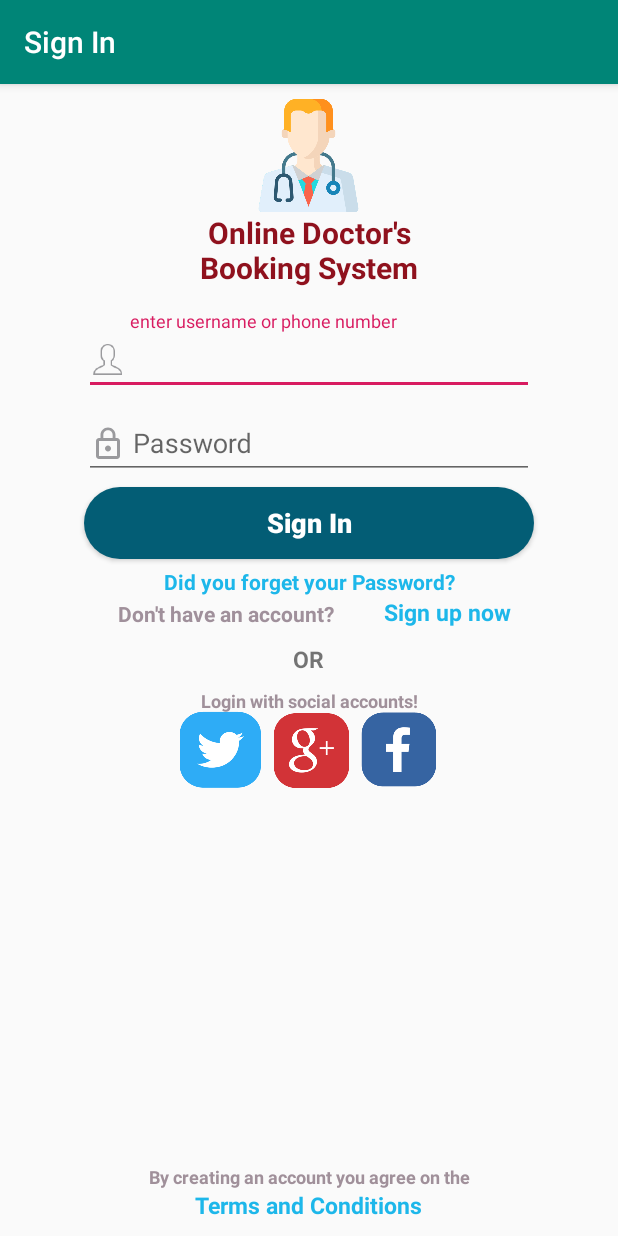
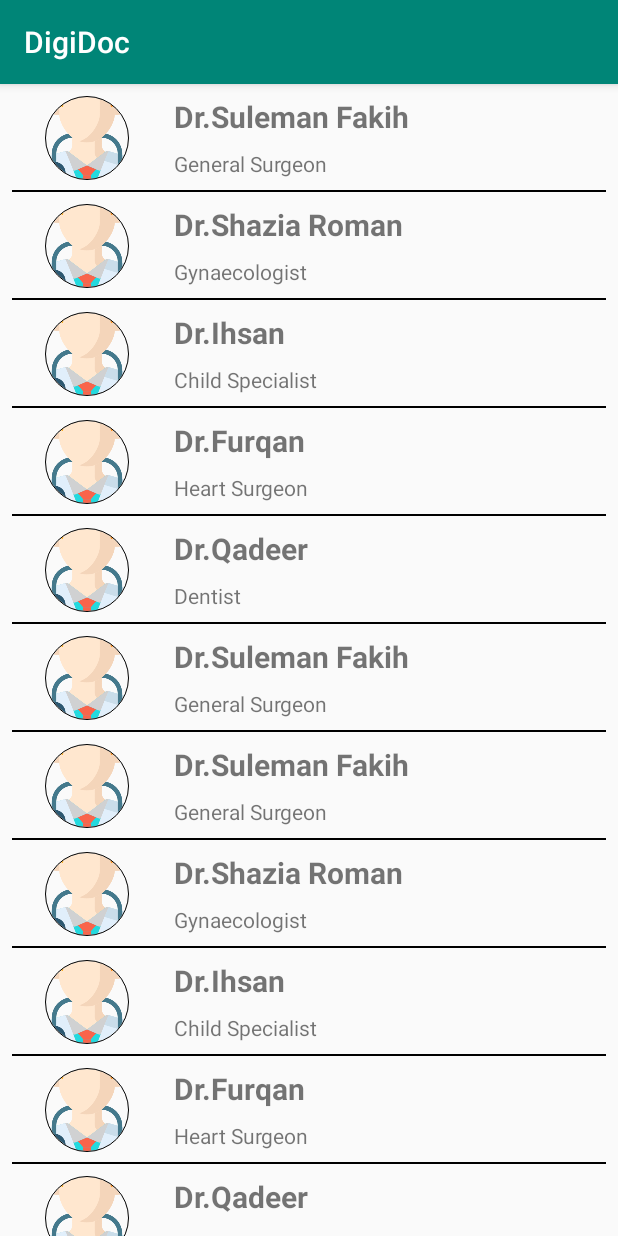
Before and after one commit to qadeerchand/OnlineDoctorsAppointment, an Android app: the screen it shows after launch (Login before the commit, MainActivity after it), on a phone screen of 412 x 824 dp. Run offline under Robolectric (Android 15) with nearby library versions, the phone set to English and light mode, and no system bars; our stand-ins replace CircleImageView.

Commit message:
updated (RecyclerView)

```diff
--- a/app/build.gradle
+++ b/app/build.gradle
@@ -28,6 +28,8 @@ dependencies {
     implementation "org.jetbrains.kotlin:kotlin-stdlib-jdk7:$kotlin_version"
     implementation 'com.android.support:appcompat-v7:28.0.0'
     implementation 'com.android.support:design:28.0.0'
+    implementation 'com.android.support:recyclerview-v7:28.0.0'
+    implementation 'de.hdodenhof:circleimageview:3.0.0'
     implementation 'com.android.support.constraint:constraint-layout:1.1.3'
     implementation 'com.android.support:support-v4:28.0.0'
     implementation 'com.android.support:support-vector-drawable:28.0.0'
--- a/app/src/main/AndroidManifest.xml
+++ b/app/src/main/AndroidManifest.xml
@@ -15,20 +15,21 @@
 
         </activity>
         <activity android:name=".MainActivity">
-
-        </activity>
-        <activity android:name=".SignUp">
-        </activity>
-        <activity android:name=".Login">
             <intent-filter>
                 <action android:name="android.intent.action.MAIN"/>
 
                 <category android:name="android.intent.category.LAUNCHER"/>
             </intent-filter>
         </activity>
+        <activity android:name=".SignUp">
+        </activity>
+        <activity android:name=".Login">
+
+        </activity>
         <activity
                 android:name=".Splashscreen"
                 android:theme="@style/SplashTheme">
+
         </activity>
         <activity
                 android:name=".Splashscreen1"
--- /dev/null
+++ b/app/src/main/java/com/onlinedoctorsappointment/CustomAdapter.kt
@@ -0,0 +1,37 @@
+package com.onlinedoctorsappointment
+
+import android.support.v7.widget.RecyclerView
+import android.view.LayoutInflater
+import android.view.View
+import android.view.ViewGroup
+import android.widget.ImageView
+import android.widget.TextView
+import kotlinx.android.synthetic.main.login.view.*
+
+class CustomAdapter (val doctorList: ArrayList<doctor_list>) : RecyclerView.Adapter<CustomAdapter.ViewHolder>(){
+    override fun onCreateViewHolder(p0: ViewGroup, p1: Int): ViewHolder {
+    val v = LayoutInflater.from(p0?.context).inflate(R.layout.list, p0, false)
+        return ViewHolder(v)
+    }
+
+    override fun getItemCount(): Int {
+    return doctorList.size
+    }
+
+    override fun onBindViewHolder(p0: ViewHolder, p1: Int) {
+        val list = doctorList[p1]
+        p0?.textdoctor?.text = list.doctor_name
+        p0?.textspecialty?.text = list.specialty
+
+
+    }
+
+    class ViewHolder(itemView: View) : RecyclerView.ViewHolder(itemView){
+
+        val textdoctor = itemView.findViewById(R.id.textDoctor) as TextView
+        val textspecialty = itemView.findViewById(R.id.textspecialty) as TextView
+        val imagephoto = itemView.findViewById(R.id.imagePhoto) as ImageView
+
+
+    }
+}
--- a/app/src/main/java/com/onlinedoctorsappointment/MainActivity.kt
+++ b/app/src/main/java/com/onlinedoctorsappointment/MainActivity.kt
@@ -4,7 +4,10 @@ import android.support.v7.app.AppCompatActivity
 import android.os.Bundle
 import android.support.design.widget.BottomNavigationView
 import android.support.v4.app.FragmentTransaction
+import android.support.v7.widget.LinearLayoutManager
+import android.support.v7.widget.RecyclerView
 import android.view.MenuItem
+import android.widget.LinearLayout
 
 class MainActivity : AppCompatActivity() {
 
@@ -12,6 +15,30 @@ class MainActivity : AppCompatActivity() {
             super.onCreate(savedInstanceState)
             setContentView(R.layout.activity_main)
 
+
+            val recyclerView = findViewById(R.id.recyclerView) as RecyclerView
+            recyclerView.layoutManager = LinearLayoutManager(this,LinearLayout.VERTICAL,false)
+
+            val lists = ArrayList<doctor_list>()
+
+            lists.add(doctor_list("Dr.Suleman Fakih","General Surgeon"))
+            lists.add(doctor_list("Dr.Shazia Roman","Gynaecologist"))
+            lists.add(doctor_list("Dr.Ihsan","Child Specialist"))
+            lists.add(doctor_list("Dr.Furqan","Heart Surgeon"))
+            lists.add(doctor_list("Dr.Qadeer","Dentist"))
+            lists.add(doctor_list("Dr.Suleman Fakih","General Surgeon"))
+            lists.add(doctor_list("Dr.Suleman Fakih","General Surgeon"))
+            lists.add(doctor_list("Dr.Shazia Roman","Gynaecologist"))
+            lists.add(doctor_list("Dr.Ihsan","Child Specialist"))
+            lists.add(doctor_list("Dr.Furqan","Heart Surgeon"))
+            lists.add(doctor_list("Dr.Qadeer","Dentist"))
+            lists.add(doctor_list("Dr.Suleman Fakih","General Surgeon"))
+
+            val adapter = CustomAdapter(lists)
+
+            recyclerView.adapter = adapter
+
+
         }
 
 
--- a/app/src/main/java/com/onlinedoctorsappointment/Splashscreen.kt
+++ b/app/src/main/java/com/onlinedoctorsappointment/Splashscreen.kt
@@ -4,6 +4,9 @@ import android.content.Intent
 import android.support.v7.app.AppCompatActivity
 import android.os.Bundle
 import android.os.Handler
+import android.view.animation.AnimationUtils
+import android.widget.ImageView
+import android.widget.TextView
 import kotlinx.android.synthetic.main.splash.*
 
 class Splashscreen : AppCompatActivity() {
@@ -11,6 +14,15 @@ class Splashscreen : AppCompatActivity() {
     override fun onCreate(savedInstanceState: Bundle?) {
         super.onCreate(savedInstanceState)
         setContentView(R.layout.splash)
+
+
+        val splashhome = AnimationUtils.loadAnimation(this,R.anim.splashhome)
+
+        val imageview = findViewById(R.id.imageView) as ImageView
+        val splashtextview = findViewById(R.id.splashTextView) as TextView
+
+        imageview.startAnimation(splashhome)
+        splashtextview.startAnimation(splashhome)
 
         btnsplash.setOnClickListener {
             val intent = Intent(this,Splashscreen1::class.java)
--- /dev/null
+++ b/app/src/main/java/com/onlinedoctorsappointment/doctor_list.kt
@@ -0,0 +1,3 @@
+package com.onlinedoctorsappointment
+
+data class doctor_list(val doctor_name: String, val specialty: String)
--- /dev/null
+++ b/app/src/main/res/anim/splashhome.xml
@@ -0,0 +1,12 @@
+<?xml version="1.0" encoding="utf-8"?>
+<set xmlns:android="http://schemas.android.com/apk/res/android"
+    android:duration="650"
+    android:startOffset="100">
+    <translate
+        android:fromYDelta="-100"
+        android:toYDelta="0"/>
+    <alpha
+        android:fromAlpha="0.0"
+        android:toAlpha="1.0"/>
+
+</set>
--- a/app/src/main/res/layout/activity_main.xml
+++ b/app/src/main/res/layout/activity_main.xml
@@ -1,15 +1,17 @@
 <?xml version="1.0" encoding="utf-8"?>
-<RelativeLayout
-        xmlns:android="http://schemas.android.com/apk/res/android"
-        xmlns:tools="http://schemas.android.com/tools"
-        xmlns:app="http://schemas.android.com/apk/res-auto"
-        android:layout_width="match_parent"
-        android:layout_height="match_parent"
-        android:padding="20dp"
-        tools:context=".MainActivity">
+<android.support.constraint.ConstraintLayout xmlns:android="http://schemas.android.com/apk/res/android"
+    xmlns:app="http://schemas.android.com/apk/res-auto"
+    xmlns:tools="http://schemas.android.com/tools"
+    android:layout_width="match_parent"
+    android:layout_height="match_parent"
+    tools:context=".MainActivity">
 
 
+    <android.support.v7.widget.RecyclerView
+
+        android:id="@+id/recyclerView"
+        android:layout_width="match_parent"
+        android:layout_height="match_parent" />
 
 
-
-</RelativeLayout>
+</android.support.constraint.ConstraintLayout>
--- /dev/null
+++ b/app/src/main/res/layout/list.xml
@@ -0,0 +1,62 @@
+<?xml version="1.0" encoding="utf-8"?>
+<android.support.constraint.ConstraintLayout xmlns:android="http://schemas.android.com/apk/res/android"
+
+    xmlns:app="http://schemas.android.com/apk/res-auto"
+    xmlns:tools="http://schemas.android.com/tools"
+    android:layout_width="match_parent"
+    android:layout_height="wrap_content">
+
+    <de.hdodenhof.circleimageview.CircleImageView
+        android:id="@+id/imagePhoto"
+        android:layout_width="100dp"
+        android:layout_height="0dp"
+        android:layout_marginStart="8dp"
+        android:layout_marginLeft="8dp"
+        android:layout_marginTop="8dp"
+        app:layout_constraintDimensionRatio="h,16:9"
+        app:layout_constraintStart_toStartOf="parent"
+        app:layout_constraintTop_toTopOf="parent"
+        app:civ_border_color="#000"
+        app:civ_border_width="0.25dp"
+        android:src="@drawable/doctor" />
+
+    <TextView
+        android:id="@+id/textDoctor"
+        android:layout_width="0dp"
+        android:layout_height="wrap_content"
+        android:layout_marginStart="8dp"
+        android:layout_marginLeft="8dp"
+        android:layout_marginTop="8dp"
+        android:layout_marginEnd="8dp"
+        android:layout_marginRight="8dp"
+        android:text="Doctor Name"
+        android:textSize="20sp"
+        android:textStyle="bold"
+        app:layout_constraintEnd_toEndOf="parent"
+        app:layout_constraintStart_toEndOf="@+id/imagePhoto"
+        app:layout_constraintTop_toTopOf="parent" />
+
+    <TextView
+        android:id="@+id/textspecialty"
+        android:layout_width="0dp"
+        android:layout_height="wrap_content"
+        android:layout_marginTop="8dp"
+        android:text="Specialty"
+        app:layout_constraintEnd_toEndOf="@+id/textDoctor"
+        app:layout_constraintStart_toStartOf="@+id/textDoctor"
+        app:layout_constraintTop_toBottomOf="@+id/textDoctor" />
+
+    <View
+        android:layout_width="match_parent"
+        android:layout_height="1dp"
+        android:layout_marginStart="8dp"
+        android:layout_marginLeft="8dp"
+        android:layout_marginTop="8dp"
+        android:layout_marginEnd="8dp"
+        android:layout_marginRight="8dp"
+        android:background="#000"
+        app:layout_constraintEnd_toEndOf="@+id/textspecialty"
+        app:layout_constraintStart_toStartOf="@+id/imagePhoto"
+        app:layout_constraintTop_toBottomOf="@+id/textspecialty" />
+
+</android.support.constraint.ConstraintLayout>
--- a/app/src/main/res/layout/splash.xml
+++ b/app/src/main/res/layout/splash.xml
@@ -5,7 +5,10 @@
         xmlns:tools="http://schemas.android.com/tools"
         android:layout_width="match_parent"
         android:layout_height="match_parent"
-        android:background="@color/colorPrimaryDark">
+        android:paddingRight="10dp"
+        android:paddingLeft="10dp"
+        android:background="@color/colorPrimaryDark"
+        tools:context=".Splashscreen">
 
 
     <ImageView
--- a/app/src/main/res/layout/splash1.xml
+++ b/app/src/main/res/layout/splash1.xml
@@ -5,6 +5,8 @@
         xmlns:tools="http://schemas.android.com/tools"
         android:layout_width="match_parent"
         android:layout_height="match_parent"
+        android:paddingLeft="10dp"
+        android:paddingRight="10dp"
         android:background="@color/colorPrimaryDark">
 
 
```
